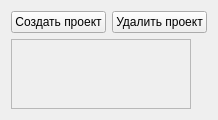
First picture: the form in myprojectstab.ui, repository abdull-vetrom/TickteSystem, before the edit.
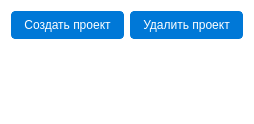
Second picture: the form after the edit.

Commit message: fix(): иконки

Patch:
```diff
--- a/myprojectstab.ui
+++ b/myprojectstab.ui
@@ -2,6 +2,35 @@
 <ui version="4.0">
  <class>MyProjectsTab</class>
  <widget class="QWidget" name="MyProjectsTab">
+  <property name="styleSheet">
+   <string notr="true">
+    QWidget {
+        background-color: #ffffff;
+        font-family: 'Segoe UI', sans-serif;
+        color: #222;
+    }
+
+    QPushButton {
+        padding: 6px 12px;
+        border: 1px solid #0078D7;
+        background-color: #0078D7;
+        color: white;
+        border-radius: 4px;
+        icon-size: 16px 16px; /* размер иконки */
+    }
+    QPushButton:hover {
+        background-color: #005A9E;
+    }
+
+    QScrollArea {
+        border: none;
+    }
+
+    QLabel {
+        font-size: 14px;
+    }
+   </string>
+  </property>
   <property name="windowTitle">
    <string>MyProjectsTab</string>
   </property>
```
The commit also changes 8 other files.
